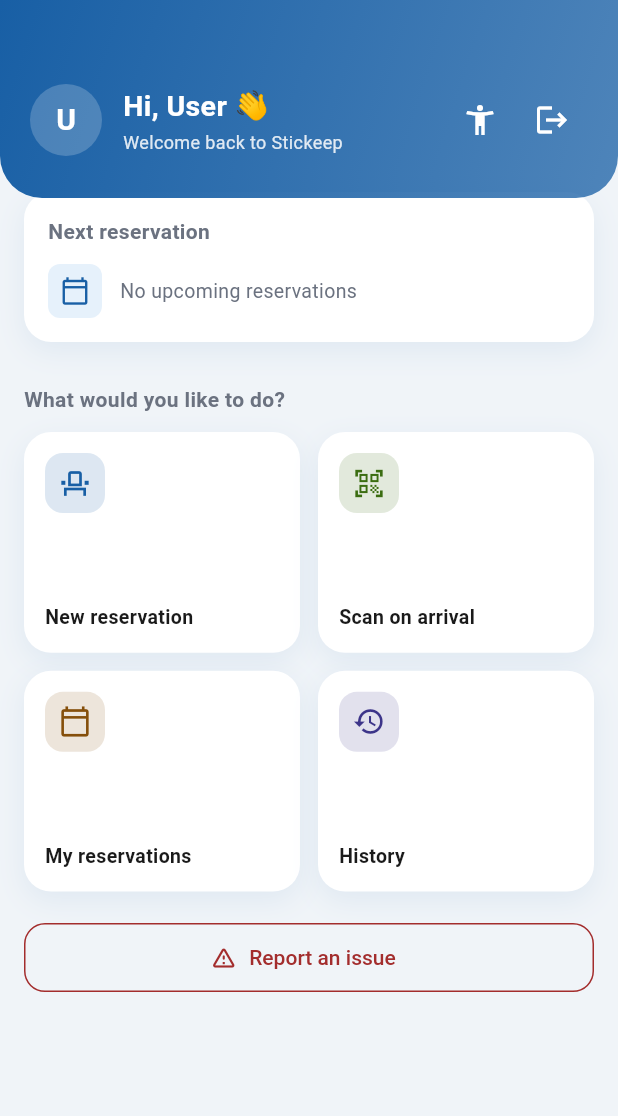
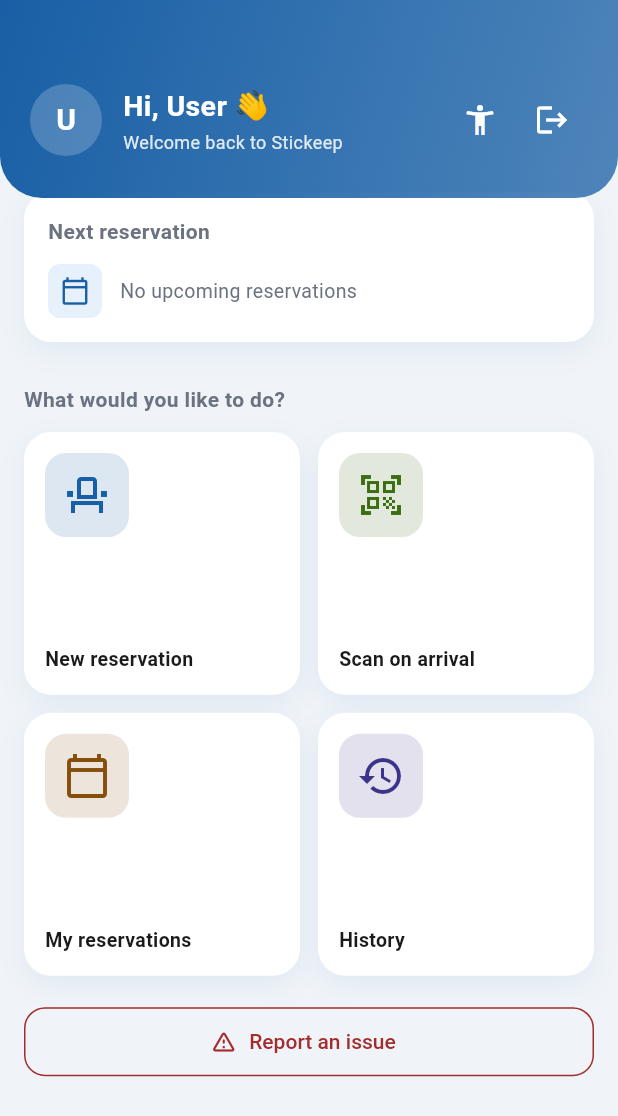
Before and after one commit to idoarad99-jpg/Stickeep-IOT, a Flutter app: the HomeScreen screen opened directly with empty values, on a phone screen of 412 x 824 dp. Shown: the top 1116 px of the screen. Run offline on Flutter 3.47's test engine with Material 3 defaults, Android fonts, the phone set to English and light mode, and no system bars; our stand-ins replace cloud_firestore, firebase_auth, firebase_core, firebase_database, image_picker, qr_flutter and 1 more; missing offline and left inert: mobile_scanner; accounts and stored records are empty; Roboto replaces fonts that are missing (DM Sans).

Commit message:
fix: enlarge dashboard quick-action icons
40px -> 56px icon container, 22px -> 32px icon, and a slightly taller
grid aspect ratio so the bigger icons (and larger accessibility text
sizes) have room without overflowing.

```diff
--- a/stickeep_app/lib/screens/student/home_screen.dart
+++ b/stickeep_app/lib/screens/student/home_screen.dart
@@ -205,7 +205,7 @@ class _HomeScreenState extends State<HomeScreen> {
                   physics: const NeverScrollableScrollPhysics(),
                   crossAxisSpacing: 12,
                   mainAxisSpacing: 12,
-                  childAspectRatio: 1.25,
+                  childAspectRatio: 1.05,
                   children: [
                     _QuickActionTile(
                       icon: Icons.event_seat_outlined,
@@ -309,13 +309,13 @@ class _QuickActionTile extends StatelessWidget {
         crossAxisAlignment: CrossAxisAlignment.start,
         children: [
           Container(
-            width: 40,
-            height: 40,
+            width: 56,
+            height: 56,
             decoration: BoxDecoration(
               color: color.withOpacity(0.15),
-              borderRadius: BorderRadius.circular(12),
+              borderRadius: BorderRadius.circular(14),
             ),
-            child: Icon(icon, color: color, size: 22),
+            child: Icon(icon, color: color, size: 32),
           ),
           const Spacer(),
           Text(
```
